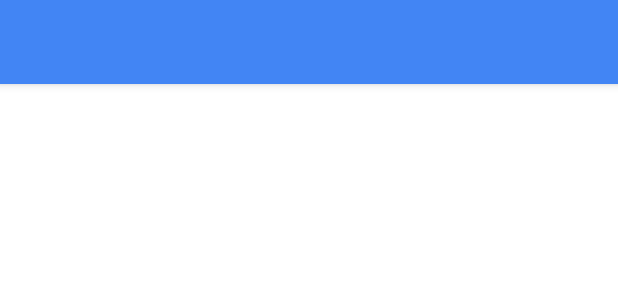
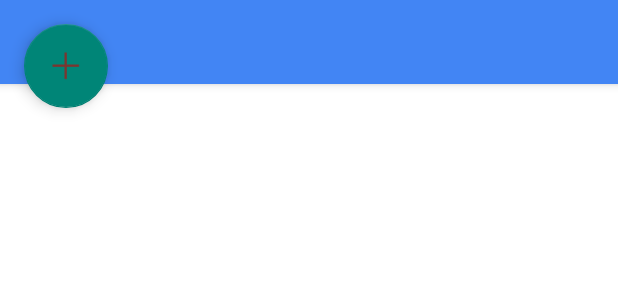
Before and after one commit to andersdinesen/VejKamera, an Android app: the layout activity_favorites.xml on its own in the app's theme, with its tools: preview values and no code run, on a phone screen of 412 x 824 dp. Shown: the top 300 px of the screen. Run offline under Robolectric (Android 15) with nearby library versions, the phone set to English and light mode, and no system bars.

Commit message:
More work on the flowting button

```diff
--- a/app/build.gradle
+++ b/app/build.gradle
@@ -23,4 +23,6 @@ dependencies {
     compile fileTree(dir: 'libs', include: ['*.jar'])
     compile 'com.android.support:appcompat-v7:23.1.0'
     compile 'com.google.android.gms:play-services:6.5.87'
+    compile 'com.android.support:design:23.1.0'
+    compile 'com.android.support:recyclerview-v7:+'
 }
--- a/app/src/main/res/layout/activity_favorites.xml
+++ b/app/src/main/res/layout/activity_favorites.xml
@@ -2,8 +2,14 @@
     xmlns:app="http://schemas.android.com/apk/res-auto"
     android:id="@+id/drawer_layout"
     android:layout_width="match_parent"
-    android:layout_height="match_parent"> -->
+    android:layout_height="match_parent">-->
     <!-- The main content view -->
+
+    <android.support.design.widget.CoordinatorLayout xmlns:android="http://schemas.android.com/apk/res/android"
+        xmlns:app="http://schemas.android.com/apk/res-auto"
+        android:id="@+id/main_content"
+        android:layout_width="match_parent"
+        android:layout_height="match_parent">
 
         <RelativeLayout xmlns:android="http://schemas.android.com/apk/res/android"
             xmlns:tools="http://schemas.android.com/tools"
@@ -11,25 +17,41 @@
             android:layout_height="match_parent"
             android:background="@color/white"
             tools:context=".FavoritesActivity">
+
             <include
                 android:id="@+id/tool_bar"
-            layout="@layout/tool_bar"
-            ></include>
+                layout="@layout/tool_bar"></include>
 
-        <ListView xmlns:android="http://schemas.android.com/apk/res/android"
-            android:layout_below="@+id/tool_bar"
+
+            <android.support.v7.widget.RecyclerView xmlns:android="http://schemas.android.com/apk/res/android"
                 android:id="@+id/favorites_listview"
                 android:layout_width="wrap_content"
+                android:layout_height="match_parent"
+                android:layout_below="@+id/tool_bar"
+                android:scrollbars="vertical"
+                android:layout_marginTop="@dimen/TextDimTop" />
+
+            <android.support.design.widget.FloatingActionButton
+                android:layout_width="wrap_content"
                 android:layout_height="wrap_content"
-            android:layout_marginTop="@dimen/TextDimTop" />
+                android:layout_gravity="bottom|right"
+                android:layout_margin="16dp"
+                android:src="@drawable/ic_action_new"
+                android:tint="@android:color/holo_red_dark"
+                app:layout_anchor="@id/favorites_listview"
+                app:layout_anchorGravity="bottom|right|end"
+                app:layout_behavior="com.codepath.floatingactionbuttontest.ScrollAwareFABBehavior"/>
+
         </RelativeLayout>
+    </android.support.design.widget.CoordinatorLayout>
     <!-- The navigation drawer -->
-    <ListView android:id="@+id/list_slidermenu"
+    <ListView
+        android:id="@+id/list_slidermenu"
         android:layout_width="240dp"
         android:layout_height="match_parent"
         android:layout_gravity="start"
+        android:background="#111"
         android:choiceMode="singleChoice"
         android:divider="@android:color/transparent"
-        android:dividerHeight="0dp"
-        android:background="#111"/>
+        android:dividerHeight="0dp" />
 </android.support.v4.widget.DrawerLayout>
```
Also changed, not shown: app/src/main/java/com/vejkamera/favorites/FavoritesActivity.java (+8 -9 lines), app/src/main/java/com/vejkamera/favorites/ScrollAwareFABBehavior.java (added, +38 -0 lines), 1 other file. Lines whose indentation alone changed are shown as unchanged.
